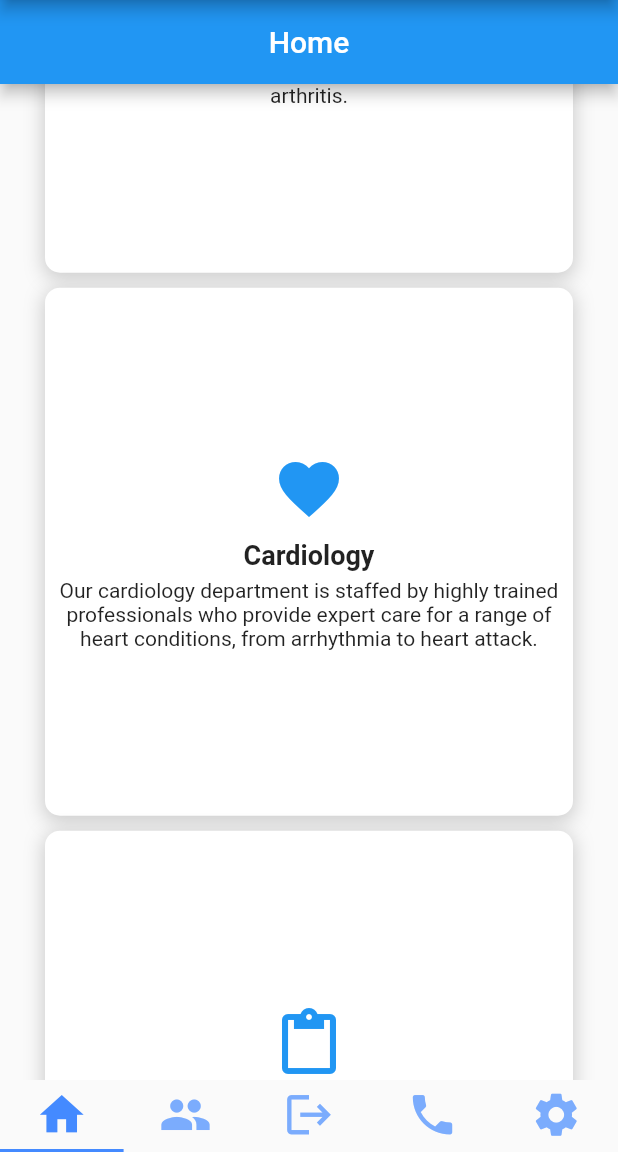
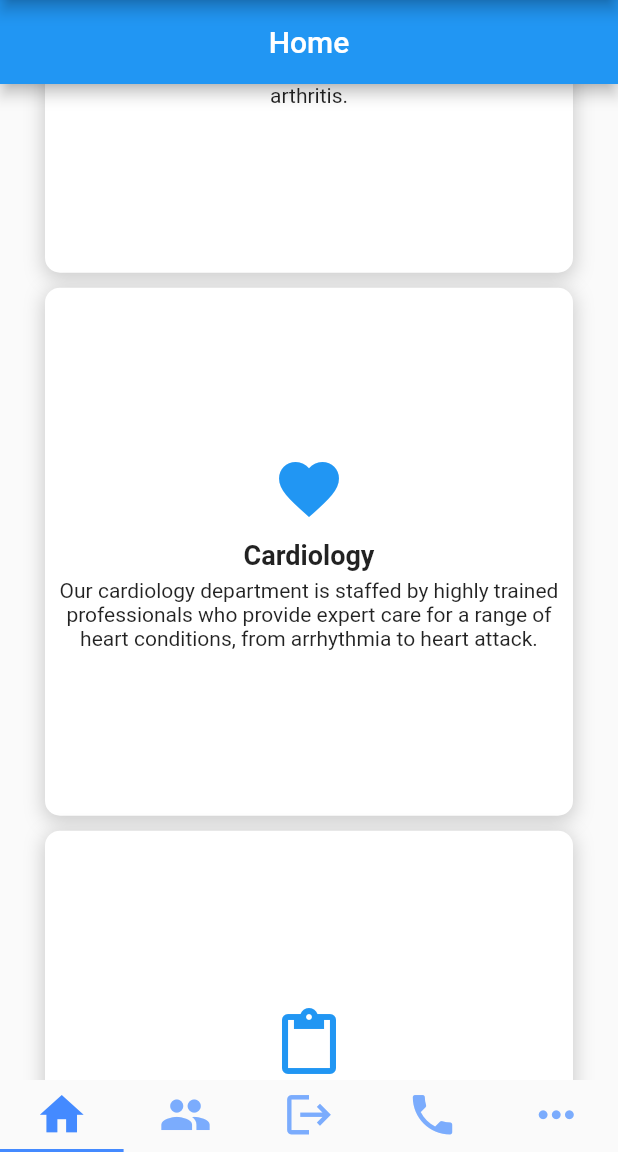
Before and after one commit to MrKomron/flutter_end_project, a Flutter app: the screen it shows after launch, scrolled down 576 dp, on a phone screen of 412 x 824 dp, the part 84-1236 px from its top. Run offline on Flutter 3.47's test engine with Material 2 defaults, Android fonts, the phone set to English and light mode, and no system bars; our stand-ins replace video_player.

```diff
--- a/lib/main.dart
+++ b/lib/main.dart
@@ -67,7 +67,7 @@ class MedicalCenter extends StatelessWidget {
                   )),
                   Tab(
                       icon: Icon(
-                    Icons.settings,
+                    Icons.more_horiz,
                     size: 35,
                   )),
                 ]),
```
Also changed, not shown: 3 other files.
